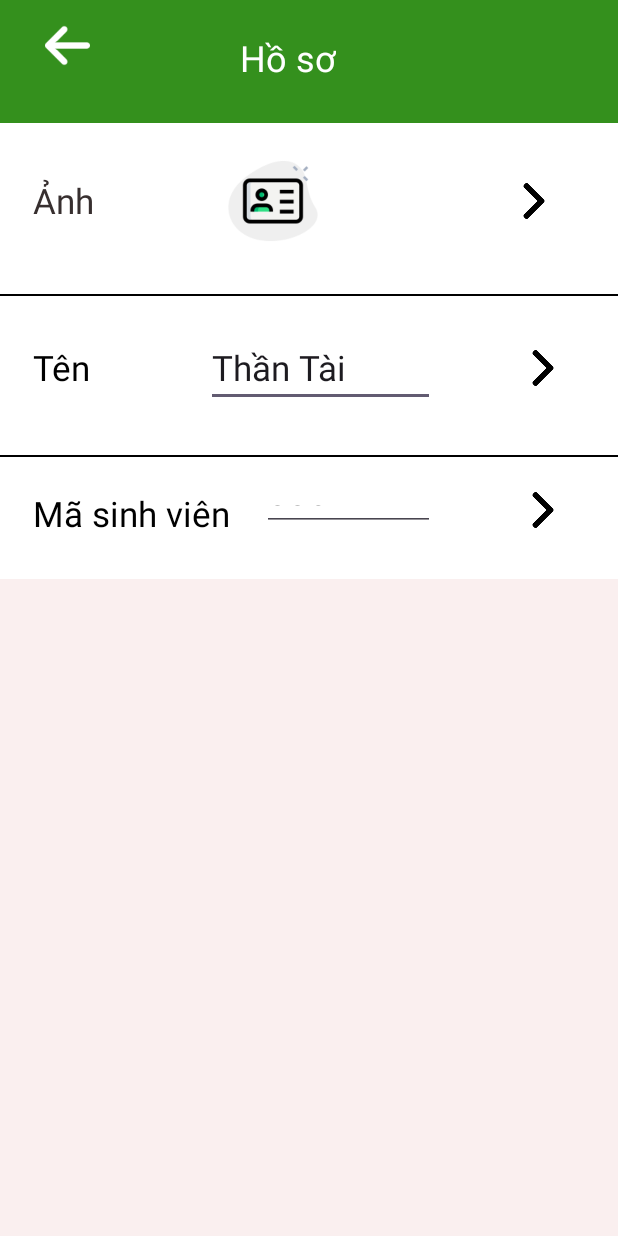
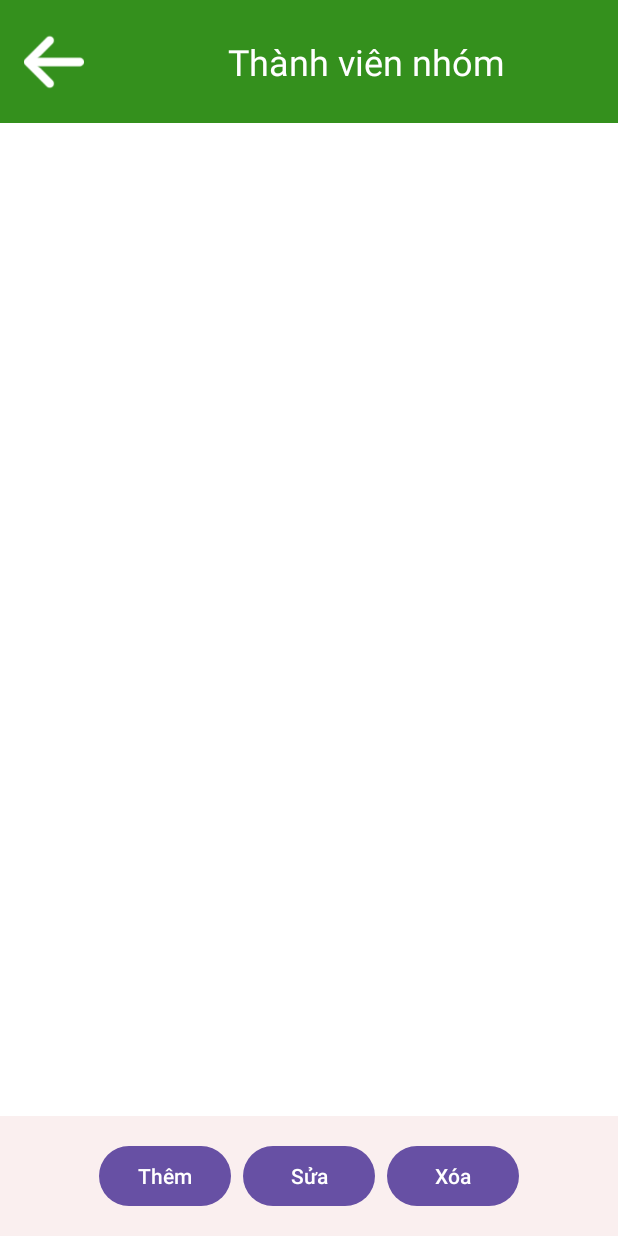
Before and after one commit to DoThaiBinh/124LTTD01_Nhom2_ThanTai_CK, an Android app: the layout activity_profiles.xml on its own in the app's theme, with its tools: preview values and no code run, on a phone screen of 412 x 824 dp. Run offline under Robolectric (Android 15) with nearby library versions, the phone set to English and light mode, and no system bars.

Commit message:
tam update

```diff
--- a/app/src/main/AndroidManifest.xml
+++ b/app/src/main/AndroidManifest.xml
@@ -13,6 +13,12 @@
         android:theme="@style/Theme.CK_Nhom2_ThanTai"
         tools:targetApi="31">
         <activity
+            android:name=".Editprofile"
+            android:exported="false" />
+        <activity
+            android:name=".profiles"
+            android:exported="false" />
+        <activity
             android:name=".MainActivity"
             android:exported="true">
             <intent-filter>
--- a/app/src/main/java/com/example/ck_nhom2_thantai/profiles.java
+++ b/app/src/main/java/com/example/ck_nhom2_thantai/profiles.java
@@ -3,6 +3,7 @@ package com.example.ck_nhom2_thantai;
 import android.content.Intent;
 import android.os.Bundle;
 import android.view.View;
+import android.widget.Button;
 import android.widget.ImageButton;
 
 import androidx.activity.EdgeToEdge;
@@ -13,6 +14,7 @@ import androidx.core.view.WindowInsetsCompat;
 
 public class profiles extends AppCompatActivity {
     private ImageButton bt_load;
+    private Button add,xoa,sua;
     @Override
     protected void onCreate(Bundle savedInstanceState) {
         super.onCreate(savedInstanceState);
@@ -24,9 +26,9 @@ public class profiles extends AppCompatActivity {
             return insets;
         });
 
-        bt_load = findViewById(R.id.Load_hoso);
-
-
+        add=findViewById(R.id.btnAdd);
+        add=findViewById(R.id.btnDelete);
+        add=findViewById(R.id.btnEdit);
 
         //load về
         bt_load.setOnClickListener(new View.OnClickListener() {
@@ -37,6 +39,8 @@ public class profiles extends AppCompatActivity {
                 finish();
             }
         });
+
+
         //Thêm giao diện đây chỉ để tạm thời
     }
 }
--- a/app/src/main/res/layout/activity_editprofile.xml
+++ b/app/src/main/res/layout/activity_editprofile.xml
@@ -4,7 +4,7 @@
     android:layout_width="match_parent"
     android:layout_height="match_parent"
     android:background="@color/background"
-    android:id="@+id/profiles"
+    android:id="@+id/edit"
     >
 
 
--- a/app/src/main/res/layout/activity_profiles.xml
+++ b/app/src/main/res/layout/activity_profiles.xml
@@ -4,207 +4,83 @@
     android:layout_width="match_parent"
     android:layout_height="match_parent"
     android:background="@color/background"
-    android:id="@+id/profiles"
+    android:id="@+id/main"
+
     >
 
-
-    <!-- Footer Section with Equal Spacing -->
-
+    <!-- Header Section -->
     <androidx.constraintlayout.widget.ConstraintLayout
-        android:id="@+id/constraintLayout"
-        android:layout_width="448dp"
+        android:id="@+id/header"
+        android:layout_width="match_parent"
         android:layout_height="82dp"
         android:background="@color/header_color"
-        android:gravity="center"
-        android:orientation="horizontal"
-        android:padding="10dp"
-        app:layout_constraintEnd_toEndOf="parent"
-        app:layout_constraintHorizontal_bias="0.0"
-        app:layout_constraintStart_toStartOf="parent"
         app:layout_constraintTop_toTopOf="parent">
 
         <ImageButton
-            android:id="@+id/Load_hoso"
-            android:layout_width="30dp"
-            android:layout_height="30dp"
-            android:layout_marginStart="20dp"
-
+            android:id="@+id/btnBack"
+            android:layout_width="40dp"
+            android:layout_height="40dp"
+            android:layout_marginStart="16dp"
             android:background="@drawable/arrow"
-            app:layout_constraintBottom_toBottomOf="parent"
             app:layout_constraintStart_toStartOf="parent"
             app:layout_constraintTop_toTopOf="parent"
-            app:layout_constraintVertical_bias="0.171">
-
-        </ImageButton>
+            app:layout_constraintBottom_toBottomOf="parent" />
 
         <TextView
-            android:id="@+id/tenguoidung"
+            android:id="@+id/title"
             android:layout_width="wrap_content"
             android:layout_height="wrap_content"
-            android:layout_marginTop="12dp"
-            android:gravity="center"
-            android:text="Hồ sơ"
+            android:layout_marginStart="96dp"
+            android:text="Thành viên nhóm"
             android:textColor="#FFFFFF"
             android:textSize="24sp"
-            app:layout_constraintEnd_toEndOf="parent"
-            app:layout_constraintHorizontal_bias="0.413"
-            app:layout_constraintStart_toStartOf="parent"
+            app:layout_constraintBottom_toBottomOf="parent"
+            app:layout_constraintStart_toEndOf="@+id/btnBack"
             app:layout_constraintTop_toTopOf="parent" />
-
 
     </androidx.constraintlayout.widget.ConstraintLayout>
 
+    <!-- List Section -->
+    <androidx.recyclerview.widget.RecyclerView
+        android:id="@+id/recyclerView"
+        android:layout_width="0dp"
+        android:layout_height="0dp"
+        android:background="@color/white"
+        app:layout_constraintTop_toBottomOf="@id/header"
+        app:layout_constraintStart_toStartOf="parent"
+        app:layout_constraintEnd_toEndOf="parent"
+        app:layout_constraintBottom_toTopOf="@id/footer" />
+
+    <!-- Footer Section -->
     <LinearLayout
-        android:id="@+id/linearLayout2"
-        android:layout_width="448dp"
-        android:layout_height="304dp"
-        android:background="@color/white"
-        android:orientation="vertical"
+        android:id="@+id/footer"
+        android:layout_width="match_parent"
+        android:layout_height="wrap_content"
+        android:orientation="horizontal"
+        android:padding="16dp"
+        app:layout_constraintBottom_toBottomOf="parent"
+        android:gravity="center_horizontal">
 
-        app:layout_constraintEnd_toEndOf="parent"
-        app:layout_constraintHeight_percent="0.65"
-        app:layout_constraintHorizontal_bias="0.0"
-        app:layout_constraintStart_toStartOf="parent"
-        app:layout_constraintTop_toBottomOf="@+id/constraintLayout"
-        app:layout_constraintVertical_bias="0.0">
-        <!-- Menu Item 1 -->
+        <Button
+            android:id="@+id/btnAdd"
+            android:layout_width="wrap_content"
+            android:layout_height="wrap_content"
+            android:text="Thêm"
+            android:layout_marginEnd="8dp" />
 
+        <Button
+            android:id="@+id/btnEdit"
+            android:layout_width="wrap_content"
+            android:layout_height="wrap_content"
+            android:text="Sửa"
+            android:layout_marginEnd="8dp" />
 
-        <LinearLayout
-            android:id="@+id/about"
-            android:layout_width="match_parent"
+        <Button
+            android:id="@+id/btnDelete"
+            android:layout_width="wrap_content"
             android:layout_height="wrap_content"
-            android:layout_marginBottom="10dp"
-            android:gravity="center_vertical"
-            android:orientation="horizontal"
-            android:padding="22dp">
-
-            <TextView
-                android:id="@+id/thoso"
-                android:layout_width="100dp"
-                android:layout_height="wrap_content"
-                android:layout_marginStart="0dp"
-                android:gravity="center_vertical"
-                android:text="Ảnh "
-                android:textColor="#372F2F"
-                android:textSize="23sp" /> <!-- Center text vertically -->
-
-            <!-- Optional margin for spacing -->
-
-            <ImageView
-                android:layout_width="100dp"
-                android:layout_height="60dp"
-                android:layout_marginStart="10dp"
-                android:src="@drawable/idcard" />
-
-            <ImageView
-                android:id="@+id/ranh"
-                android:layout_width="wrap_content"
-                android:layout_height="24dp"
-                android:layout_marginStart="60dp"
-                android:src="@drawable/rightarrow"
-                tools:layout_editor_absoluteX="292dp"
-                tools:layout_editor_absoluteY="16dp" /> <!-- Optional margin for spacing -->
-
-        </LinearLayout>
-
-        <View
-            android:layout_width="match_parent"
-            android:layout_height="1dp"
-            android:background="#000000" />
-
-        <!-- Menu Item 2 -->
-
-        <LinearLayout
-            android:id="@+id/review"
-            android:layout_width="match_parent"
-            android:layout_height="wrap_content"
-            android:layout_marginBottom="10dp"
-            android:gravity="center_vertical"
-            android:orientation="horizontal"
-            android:padding="22dp">
-
-            <TextView
-                android:id="@+id/tten"
-                android:layout_width="100dp"
-                android:layout_height="wrap_content"
-                android:layout_marginStart="0dp"
-
-                android:text="Tên"
-                android:textColor="#000000"
-                android:textSize="23sp" />
-
-            <EditText
-                android:id="@id/tenguoidung"
-                android:layout_width="0dp"
-                android:layout_height="wrap_content"
-                android:layout_marginStart="15dp"
-                android:layout_weight="1"
-                android:text="Thần Tài"
-                android:textSize="23sp" />
-
-            <ImageView
-                android:id="@+id/rten"
-                android:layout_width="wrap_content"
-                android:layout_height="24dp"
-                android:layout_marginStart="8dp"
-                android:src="@drawable/rightarrow" /> <!-- Optional margin for spacing -->
-        </LinearLayout>
-
-
-        <View
-            android:layout_width="match_parent"
-            android:layout_height="1dp"
-            android:background="#000000" />
-
-        <!-- Menu Item 3 -->
-
-
-        <LinearLayout
-            android:id="@+id/setting"
-            android:layout_width="match_parent"
-            android:layout_height="wrap_content"
-            android:layout_marginBottom="10dp"
-            android:gravity="center_vertical"
-            android:orientation="horizontal"
-            android:padding="22dp">
-
-            <TextView
-                android:id="@+id/txuat"
-                android:layout_width="wrap_content"
-                android:layout_height="wrap_content"
-                android:text="Mã sinh viên "
-                android:textColor="#000000"
-                android:textSize="23sp" /> <!-- Align text to start -->
-
-            <EditText
-                android:id="@+id/gtinh"
-                android:layout_width="wrap_content"
-                android:layout_height="wrap_content"
-                android:layout_weight="1"
-                android:gravity="center_vertical"
-                android:text="336"
-                android:layout_marginStart="15dp"
-                android:textColor="#000000"
-                android:textSize="23sp" /> <!-- Align text to start -->
-
-            <ImageView
-                android:id="@+id/rma"
-                android:layout_width="wrap_content"
-                android:layout_height="24dp"
-                android:layout_marginStart="8dp"
-                android:src="@drawable/rightarrow" />
-        </LinearLayout>
-
-        <LinearLayout
-            android:id="@+id/logout"
-            android:layout_width="match_parent"
-            android:layout_height="24dp"
-            android:gravity="center_vertical"
-            android:orientation="horizontal"
-            android:padding="12dp" />
+            android:text="Xóa" />
 
     </LinearLayout>
 
-
 </androidx.constraintlayout.widget.ConstraintLayout>
```
